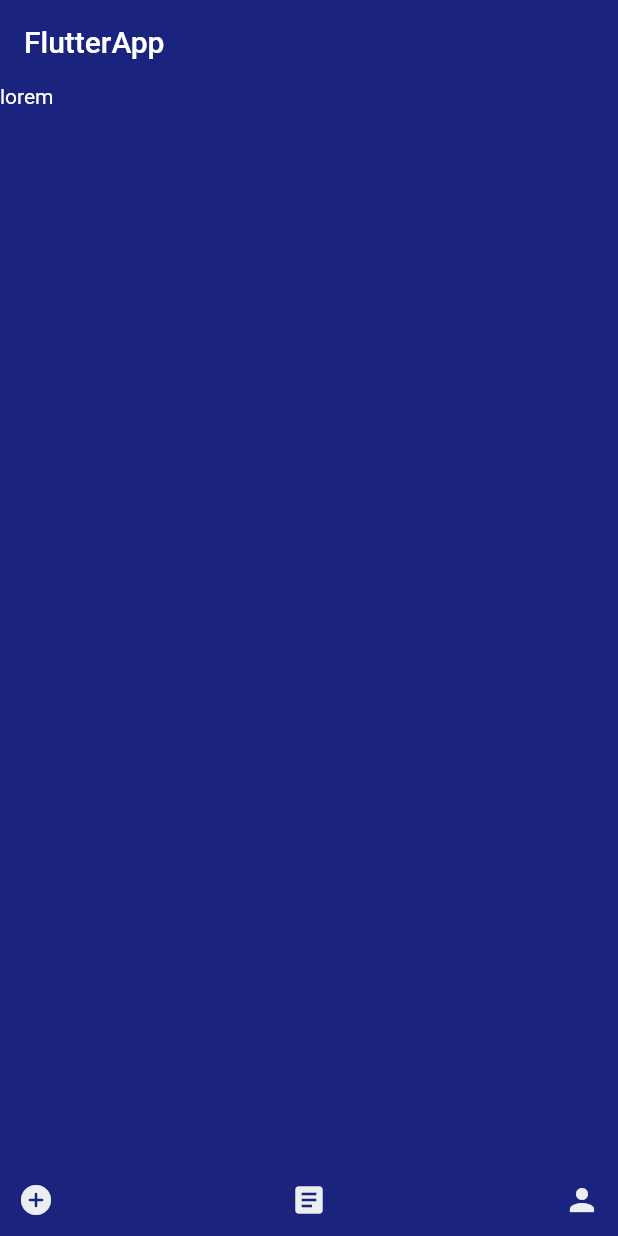
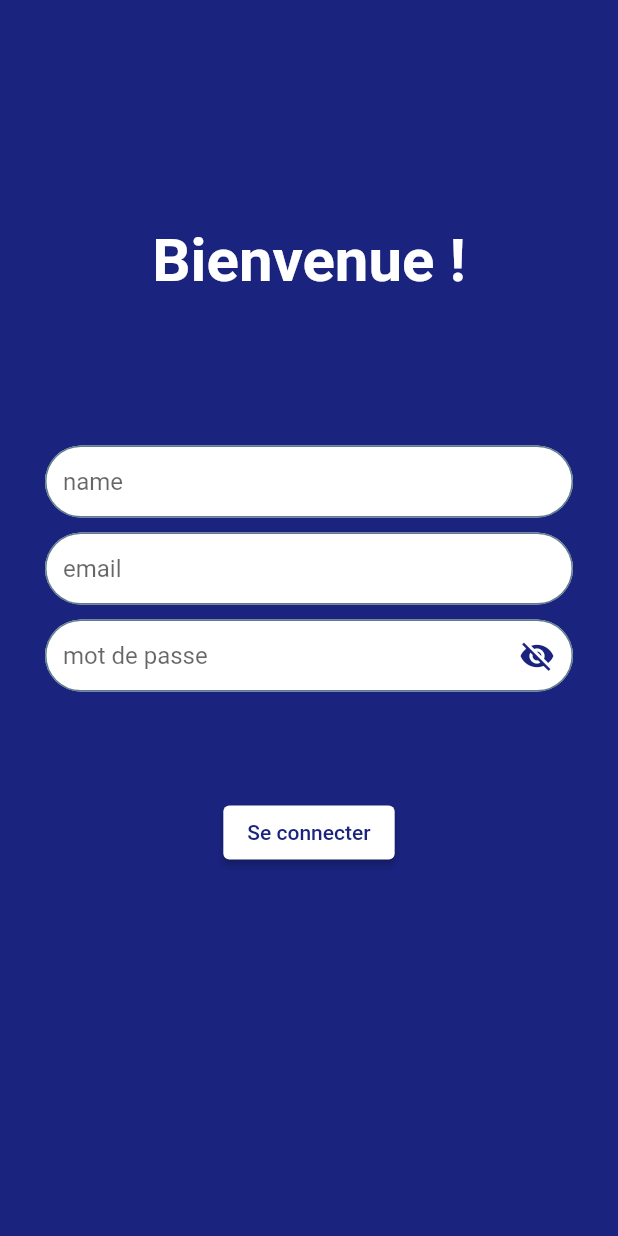
Before and after one commit to morfouesse/betterflutterapp, a Flutter app: the screen it shows after launch, on a phone screen of 412 x 824 dp. Run offline on Flutter 3.47's test engine with Material 2 defaults, Android fonts, the phone set to English and light mode, and no system bars; our stand-ins replace firebase_auth, firebase_core, flutter_spinkit; accounts and stored records are empty.

Commit message:
Auth finish and first version of design of the auth page is finish

```diff
--- /dev/null
+++ b/lib/common/constants.dart
@@ -0,0 +1,36 @@
+import 'package:flutter/material.dart';
+
+//on customise les champs de saisie
+const textInputDecoration = InputDecoration(
+  //intérieur champs de saisie blanc
+  fillColor: Colors.white,
+  // champs completement rempli
+  filled: true,
+  // padding qui permet que se soit pas collé au bord
+  contentPadding: EdgeInsets.all(12.0),
+  // si j'ai une erreur
+  errorBorder: OutlineInputBorder(
+    borderSide: BorderSide(
+        color: Colors.red, width: 2.0
+    ),
+  ),
+  focusedErrorBorder: OutlineInputBorder(
+    borderSide: BorderSide(
+        color: Colors.red, width: 2.0
+    ),
+  ),
+  //bordure bleu grise
+  enabledBorder: OutlineInputBorder(
+    borderRadius: BorderRadius.all(Radius.circular(30)),
+    borderSide: BorderSide(
+        color: Colors.blueGrey, width: 1.0
+    ),
+  ),
+  // quand c'est focus(quand on saisie quelque chose)
+  //le champ sera bleu
+  focusedBorder: OutlineInputBorder(
+    borderSide: BorderSide(
+        color: Colors.lightBlue, width: 2.0
+    ),
+  ),
+);
--- /dev/null
+++ b/lib/common/loading.dart
@@ -0,0 +1,18 @@
+import 'package:flutter/material.dart';
+import 'package:flutter_spinkit/flutter_spinkit.dart';
+
+class Loading extends StatelessWidget {
+
+  @override
+  Widget build(BuildContext context) {
+    return Container(
+      color: Colors.white,
+      child: Center(
+        child: SpinKitRipple(
+          color: Colors.blue,
+          size: 40.0,
+        ),
+      ),
+    );
+  }
+}
--- a/lib/main.dart
+++ b/lib/main.dart
@@ -1,9 +1,14 @@
-import 'package:betterflutterapp/screens/bottom_app_bar.dart';
-import 'package:betterflutterapp/screens/todo_list.dart';
+import 'package:betterflutterapp/screens/navigation.dart';
+import 'package:firebase_core/firebase_core.dart';
 import 'package:flutter/material.dart';
 
 
-void main() {
+void main() async{
+
+  // faire inisialiser firebase simplement
+  WidgetsFlutterBinding.ensureInitialized();
+  await Firebase.initializeApp();
+
   runApp(MyApp());
 }
 ///
@@ -20,18 +25,7 @@ class MyApp extends StatelessWidget {
     return MaterialApp(
       ///////////////HOME//////////
       debugShowCheckedModeBanner: false,
-      home: Scaffold(
-        backgroundColor: backgroundColor,
-        appBar: AppBar(
-          backgroundColor: backgroundColor,
-          title: Text('FlutterApp'),
-          elevation: 0,
-        ),
-        /////////BODY///////////
-      body: TodoList(),
-        ///////////BOTTOM APP BAR/////////////
-        bottomNavigationBar: MyBottomAppBar(),
-      ),
-    );
+      home: Navigation()//TodoList()
+      );
   }
 }
--- /dev/null
+++ b/lib/models/user_model.dart
@@ -0,0 +1,26 @@
+class UserModel{
+  // on le met pas en final car
+  // //l'uid sera implémenter un peu plus tard
+  String uid;
+  final String email;
+  final String name;
+  final String password;
+
+  UserModel(
+      this.uid,
+      {required this.email,
+        required this.name,
+        required this.password
+      });
+
+
+
+  set setUid(value) => uid = value;
+
+  Map<String, dynamic> toJson() => {
+    'uid' : uid,
+    'email' : email,
+    'password' : password,
+    'name' : name
+  };
+}
--- /dev/null
+++ b/lib/screens/auth/auth_screen.dart
@@ -0,0 +1,180 @@
+import 'package:betterflutterapp/common/constants.dart';
+import 'package:flutter/material.dart';
+import 'package:flutter/services.dart';
+
+class AuthScreen extends StatefulWidget {
+  // auth_screen devra avoir une route (navigation)
+  // avec un index pour les différentes pages
+  // et string pour savoir à quel email de user on à afaire
+  final Function(int, String, String, String) onChangedStep;
+
+
+  AuthScreen({
+    Key? key,
+    required this.onChangedStep,
+  }) : super(key: key);
+
+  @override
+  _AuthScreenState createState() => _AuthScreenState();
+}
+
+class _AuthScreenState extends State<AuthScreen> {
+
+  final GlobalKey<FormState> _formKey = GlobalKey<FormState>();
+  final RegExp emailRegex = RegExp(r"[a-z0-9\._-]+@[a-z0-9\._-]+\.[a-z]+");
+
+  //loading permet de rafraichir la vue quand c'est à true
+  // et de mettre un loader(logo) sur la vue
+  bool loading = false;
+  bool _isSecret = true;
+
+  String _email = "";
+  String _name = "";
+  String _password = "";
+
+
+  @override
+  Widget build(BuildContext context) {
+    // pour empecher l'orientation portrait
+    // ne fct peut etre pas sur iphone
+    SystemChrome.setPreferredOrientations([
+      DeviceOrientation.portraitUp,
+      DeviceOrientation.portraitDown,
+    ]);
+
+    final backgroundColor = Colors.indigo[900];
+    final overlayColor = Colors.indigo[100];
+    final textWhiteColor = Colors.white;
+    return Scaffold(
+      backgroundColor: backgroundColor,
+      body: new Container(
+        // me permet d'éviter un probleme d'affichage
+        child:SingleChildScrollView(
+          padding: EdgeInsets.symmetric(
+            vertical: 150,
+            horizontal: 30,
+          ),
+          child: new Form(
+            key: _formKey,
+            child: new Column(
+              children: [
+                Text(
+                  'Bienvenue !',
+                  textAlign: TextAlign.center,
+                  style: TextStyle(
+                    fontWeight: FontWeight.bold,
+                    fontSize: 40,
+                    color: textWhiteColor,
+                  ),
+                ),
+                SizedBox(height: 100.0),
+                //Name
+                TextFormField(
+                  onChanged: (value) => setState(() => _name = value),
+                  decoration: textInputDecoration.copyWith(hintText: 'name'),
+
+                  validator: (value) =>
+                  value == null || value.isEmpty ? "Entrer un nom valide" : null,
+                ),
+                SizedBox(height: 10.0),
+                //Email
+                TextFormField(
+                  onChanged: (value) => setState(() => _email = value),
+                  decoration: textInputDecoration.copyWith(hintText: 'email'),
+                  validator: (value) =>
+                  !emailRegex.hasMatch(value!) || value.isEmpty ? "Entrer un email valide" : null,
+                ),
+                SizedBox(height: 10.0),
+                //Password
+                TextFormField(
+                  onChanged: (value) => setState(() => _password = value),
+                  // constante pour le style d'un champ
+                  decoration: InputDecoration(
+                      suffixIcon: InkWell(
+                        onTap: () =>
+                            setState(() => _isSecret = !_isSecret),
+                        child: Icon(
+                          !_isSecret
+                              ? Icons.visibility
+                              : Icons.visibility_off,
+                          color: backgroundColor,
+                        ),
+                      ),
+                      hintText: 'mot de passe',
+                    //intérieur champs de saisie blanc
+                    fillColor: Colors.white,
+                    // champs completement rempli
+                    filled: true,
+                    // padding qui permet que se soit pas collé au bord
+                    contentPadding: EdgeInsets.all(12.0),
+                    // si j'ai une erreur
+                    errorBorder: OutlineInputBorder(
+                      borderSide: BorderSide(
+                          color: Colors.red, width: 1.0
+                      ),
+                    ),
+                    focusedErrorBorder: OutlineInputBorder(
+                      borderSide: BorderSide(
+                          color: Colors.red, width: 1.0
+                      ),
+                    ),
+                    //bordure bleu grise
+                    enabledBorder: OutlineInputBorder(
+                      borderRadius: BorderRadius.circular(30),
+                      borderSide: BorderSide(
+                          color: Colors.blueGrey, width: 1.0
+                      ),
+                    ),
+                    // quand c'est focus(quand on saisie quelque chose)
+                    //le champ sera bleu
+                    focusedBorder: OutlineInputBorder(
+                      borderSide: BorderSide(
+                          color: Colors.lightBlue, width: 2.0
+                      ),
+                    ),
+                  ),
+                  obscureText: _isSecret,
+                  validator: (value) =>
+                  // minimum pour firebase 5 caracteres
+                  value!.length < 6 ?
+                  "Enter a password with at least 6 characteres" :
+                  null,
+                ),
+                SizedBox(height: 70.0),
+                ElevatedButton(
+                  style: ButtonStyle(
+                    backgroundColor: MaterialStateProperty.all<Color>(Colors.white),
+                    overlayColor: MaterialStateProperty.all<Color>(overlayColor!),
+                  ),
+                  child: Text( 'Se connecter',
+
+                    style: TextStyle(
+                      color: backgroundColor,
+
+                    ),
+
+                  ),
+                  // methode async pour celle lié au user donc on ajoute
+                  // // async au bouton
+                  onPressed: ()  {
+                    // on valide le formulaire
+                    if(_formKey.currentState!.validate()){
+                      setState(() => loading = true);
+                      // on va à la vue suivante
+                      widget.onChangedStep(1,
+                        _email,
+                        _name,
+                        _password,
+                      );
+                    }
+                  },
+                ),
+              ],
+            ),
+
+          ),
+        ),
+      ),
+    );
+  }
+}
--- /dev/null
+++ b/lib/screens/navigation.dart
@@ -0,0 +1,66 @@
+import 'package:betterflutterapp/models/user_model.dart';
+import 'package:betterflutterapp/screens/auth/auth_screen.dart';
+import 'package:betterflutterapp/screens/todo_list/todo_list_screen.dart';
+import 'package:betterflutterapp/services/authentification.dart';
+import 'package:flutter/material.dart';
+
+class Navigation extends StatefulWidget {
+  const Navigation({Key? key}) : super(key: key);
+
+  @override
+  _NavigationState createState() => _NavigationState();
+}
+
+class _NavigationState extends State<Navigation> {
+    Authentification _auth = Authentification();
+
+    List<Widget> _widgets = [];
+    int _indexSelected = 0;
+    String _email = "";
+    String _name = "";
+    String _password= "";
+
+
+
+
+    @override
+    void initState(){
+      super.initState();
+
+      _widgets.addAll([
+
+        AuthScreen(
+        onChangedStep: (index, email, password, name) =>
+          setState(() {
+
+
+              _indexSelected = index;
+              _email = email;
+              _password = password;
+              _name = name;
+
+              // premier parametre le uid
+              // à ce moment là on en à pas besoin
+             _auth.auth(UserModel("",
+                  email: _email,
+                  name: _name,
+                  password: _password,
+              )).then((
+                 value) => print(value.toJson())
+             );
+
+          }),
+        ),
+        TodoList(),
+
+      ]);
+    }
+
+    @override
+    Widget build(BuildContext context) {
+      return Container(
+        child: _widgets.elementAt(_indexSelected),
+      );
+
+  }
+}
--- a/lib/screens/todo_list.dart
+++ /dev/null
@@ -1,22 +0,0 @@
-import 'package:flutter/material.dart';
-
-class TodoList extends StatefulWidget {
-  const TodoList({Key? key}) : super(key: key);
-
-  @override
-  _TodoListState createState() => _TodoListState();
-}
-
-class _TodoListState extends State<TodoList> {
-
-  final textColor = Colors.white;
-  @override
-  Widget build(BuildContext context) {
-    //base de l'appl /////////BODY///////////i scaffold
-    return Container(
-      child: Text('lorem',
-          style: TextStyle(color: textColor)
-      ),
-    );
-  }
-}
--- /dev/null
+++ b/lib/screens/todo_list/todo_list_screen.dart
@@ -0,0 +1,36 @@
+import 'package:betterflutterapp/screens/fragment/bottom_app_bar.dart';
+import 'package:flutter/material.dart';
+
+class TodoList extends StatefulWidget {
+  const TodoList({Key? key}) : super(key: key);
+
+  @override
+  _TodoListState createState() => _TodoListState();
+}
+
+class _TodoListState extends State<TodoList> {
+  final backgroundColor = Colors.indigo[900];
+  final textWhiteColor = Colors.white;
+  @override
+  Widget build(BuildContext context) {
+    //base de l'appli scaffold
+    return Scaffold(
+      ///////APP BAR///////////
+      appBar: AppBar(
+        backgroundColor: backgroundColor,
+        title: Text('FlutterApp'),
+        elevation: 0,
+      ),
+      ///////////////HOME//////////
+      backgroundColor: backgroundColor,
+      body: Container(
+
+        child: Text('lorem',
+            style: TextStyle(color: textWhiteColor)
+        ),
+      ),
+      ///////////BOTTOM APP BAR/////////////
+      bottomNavigationBar: MyBottomAppBar(),
+    );
+  }
+}
--- /dev/null
+++ b/lib/services/authentification.dart
@@ -0,0 +1,32 @@
+import 'package:betterflutterapp/models/user_model.dart';
+import 'package:firebase_auth/firebase_auth.dart';
+
+
+class Authentification{
+
+  FirebaseAuth _auth = FirebaseAuth.instance;
+
+  Future<UserModel> auth(UserModel userModel) async {
+
+    UserCredential userCredential;
+
+    // on se connecte si il y a un user
+    try {
+      //Credential pour les objets de firebase
+      userCredential = await _auth.signInWithEmailAndPassword(
+          email: userModel.email, password: userModel.password
+      );
+
+
+
+    } // pas de user alors on créer un user
+    catch (e) {
+      userCredential = await _auth.createUserWithEmailAndPassword(
+          email: userModel.email, password: userModel.password
+      );
+    }
+    // l'id du user credential devient le meme que celui du user model
+    userModel.setUid = userCredential.user!.uid;
+    return userModel;
+  }
+}
```
Also changed, not shown: lib/screens/fragment/bottom_app_bar.dart (renamed from lib/screens/bottom_app_bar.dart).
